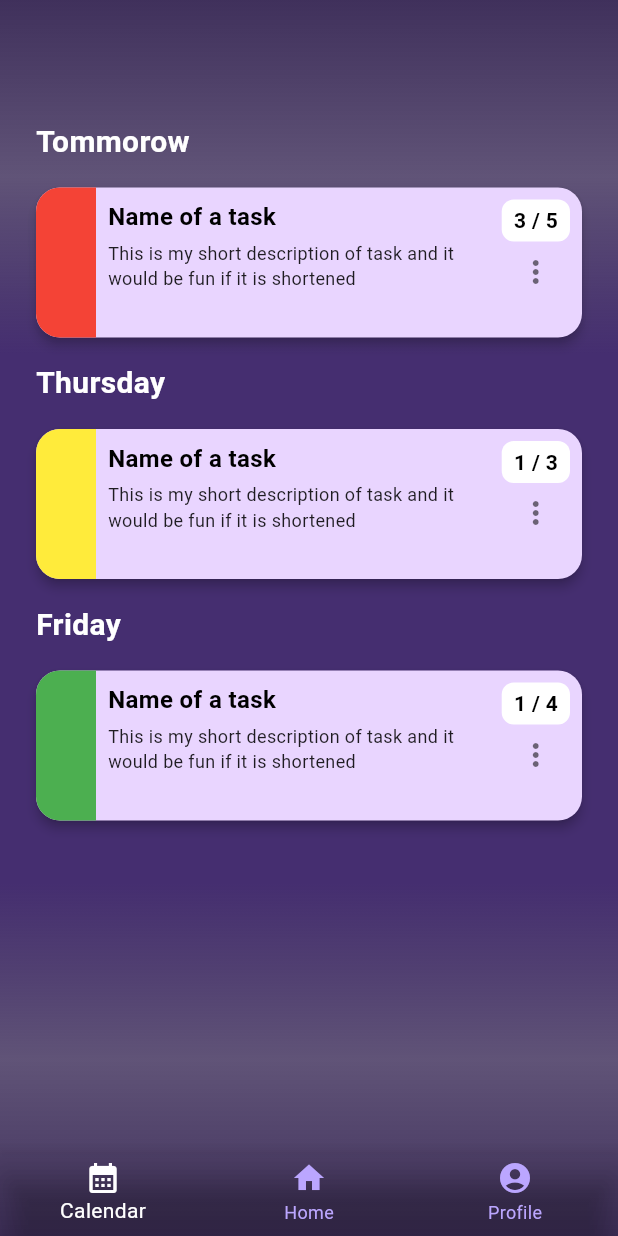
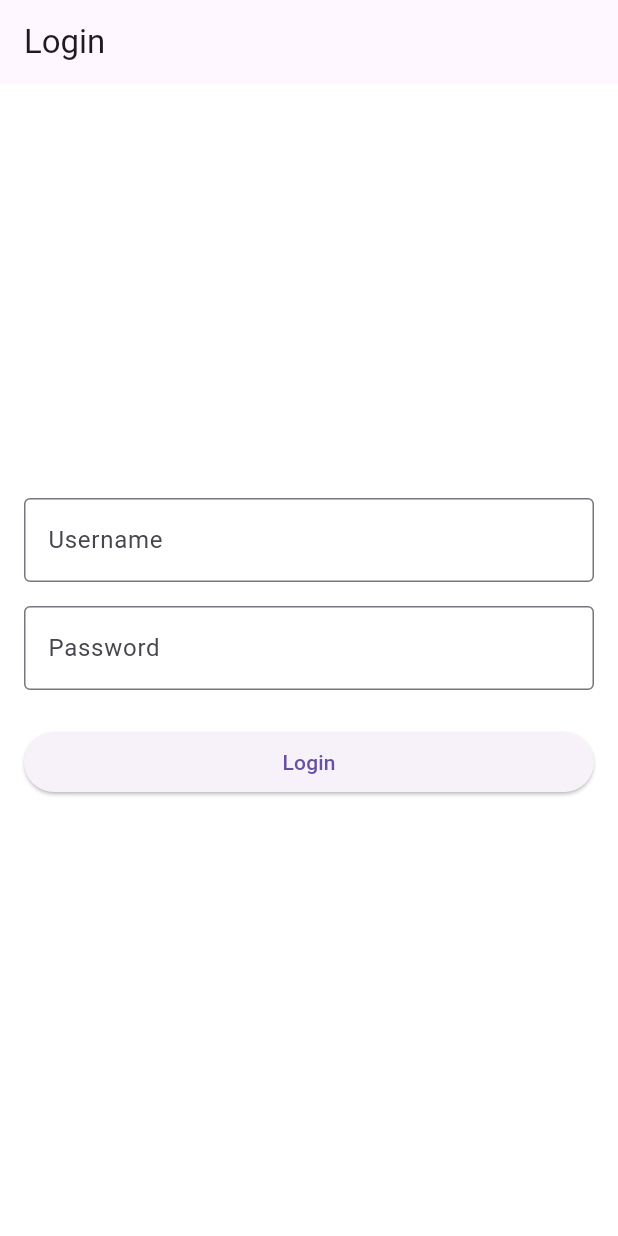
Before and after one commit to loppiko/habbitapp, a Flutter app: the screen it shows after launch, on a phone screen of 412 x 824 dp. Run offline on Flutter 3.47's test engine with Material 3 defaults, Android fonts, the phone set to English and light mode, and no system bars; our stand-ins replace fl_chart.

Commit message:
adding api communications, login template and todo template

```diff
--- /dev/null
+++ b/lib/features/login/login.dart
@@ -0,0 +1,83 @@
+import 'package:flutter/material.dart';
+import 'package:habbitapp/main.dart';
+import 'package:habbitapp/shared/api/api_service.dart';
+
+class LoginScreen extends StatefulWidget {
+  @override
+  _LoginScreenState createState() => _LoginScreenState();
+}
+
+class _LoginScreenState extends State<LoginScreen> {
+  final TextEditingController usernameController = TextEditingController();
+  final TextEditingController passwordController = TextEditingController();
+
+  String message = '';
+
+  void _handleLogin() async {
+    String username = usernameController.text;
+    String password = passwordController.text;
+
+    final response = await ApiService.login(username, password);
+
+    if (response.containsKey('token')) {
+      Navigator.pushReplacement(
+        context,
+        MaterialPageRoute(builder: (context) => const HomePage()),
+      );
+    } else {
+      setState(() {
+        message = response['error'] ?? 'Login failed!';
+      });
+    }
+  }
+
+
+  @override
+  Widget build(BuildContext context) {
+    return Scaffold(
+      appBar: AppBar(title: const Text('Login')),
+      body: Padding(
+        padding: const EdgeInsets.all(16.0),
+        child: Column(
+          mainAxisAlignment: MainAxisAlignment.center,
+          crossAxisAlignment: CrossAxisAlignment.stretch,
+          children: [
+            TextField(
+              controller: usernameController,
+              decoration: const InputDecoration(
+                labelText: 'Username',
+                border: OutlineInputBorder(),
+              ),
+            ),
+            const SizedBox(height: 16),
+            TextField(
+              controller: passwordController,
+              decoration: const InputDecoration(
+                labelText: 'Password',
+                border: OutlineInputBorder(),
+              ),
+              obscureText: true,
+            ),
+            const SizedBox(height: 24),
+            ElevatedButton(
+              onPressed: _handleLogin,
+              child: const Text('Login'),
+            ),
+            const SizedBox(height: 16),
+            if (message.isNotEmpty)
+              Text(
+                message,
+                style: TextStyle(
+                  color: message == 'Invalid credentials!'
+                      ? Colors.red
+                      : Colors.green,
+                  fontSize: 16,
+                ),
+                textAlign: TextAlign.center,
+              ),
+          ],
+        ),
+      ),
+    );
+  }
+}
--- a/lib/main.dart
+++ b/lib/main.dart
@@ -2,6 +2,7 @@ import 'package:flutter/material.dart';
 import 'features/home/home.dart';
 import 'features/calendar/calendar.dart';
 import 'features/profile/profile.dart';
+import 'features/login/login.dart';
 
 void main() {
   runApp(const MyApp());
@@ -16,7 +17,8 @@ class MyApp extends StatelessWidget {
       theme: ThemeData(
         scaffoldBackgroundColor: Colors.transparent, // Przezroczyste tło dla Scaffold
       ),
-      home: const HomePage(), // Ustawienie HomePage jako głównego widoku
+      // Użycie LoginScreen() jako ekranu początkowego
+      home: LoginScreen(),
     );
   }
 }
@@ -56,7 +58,7 @@ class _HomePageState extends State<HomePage> {
           currentIndex: _selectedIndex, // Indeks aktywnego elementu
           onTap: _onItemTapped, // Obsługa kliknięcia
           selectedItemColor: Colors.white, // Kolor zaznaczenia
-          unselectedItemColor: Color(0xFFBBA6FF), // Kolor nieaktywnego elementu
+          unselectedItemColor: const Color(0xFFBBA6FF), // Kolor nieaktywnego elementu
           items: const [
             BottomNavigationBarItem(
               icon: Icon(Icons.calendar_month),
--- /dev/null
+++ b/lib/shared/api/auth_service.dart
@@ -0,0 +1,25 @@
+class AuthService {
+  static final AuthService _instance = AuthService._internal();
+  String? _token;
+  String? _userId;
+
+  AuthService._internal();
+
+  factory AuthService() => _instance;
+
+  void setToken(String token) {
+    _token = token;
+  }
+
+  void setUserId(String userId) {
+    _userId = userId;
+  }
+
+  String? getToken() {
+    return _token;
+  }
+
+  String? getUserId() {
+    return _userId;
+  }
+}
--- a/pubspec.yaml
+++ b/pubspec.yaml
@@ -31,6 +31,7 @@ dependencies:
   flutter:
     sdk: flutter
   fl_chart: ^0.63.0
+  http: ^1.2.2
 
   # The following adds the Cupertino Icons font to your application.
   # Use with the CupertinoIcons class for iOS style icons.
```
Also changed, not shown: lib/shared/api/api_exceptions.dart (added, +17 -0 lines), lib/shared/api/api_service.dart (added, +100 -0 lines), lib/shared/consts/habitica_colors.dart (added, +96 -0 lines), lib/shared/tasks/todo.dart (added, +41 -0 lines), lib/shared/tasks/daily.dart (added), lib/shared/tasks/habit.dart (added).
